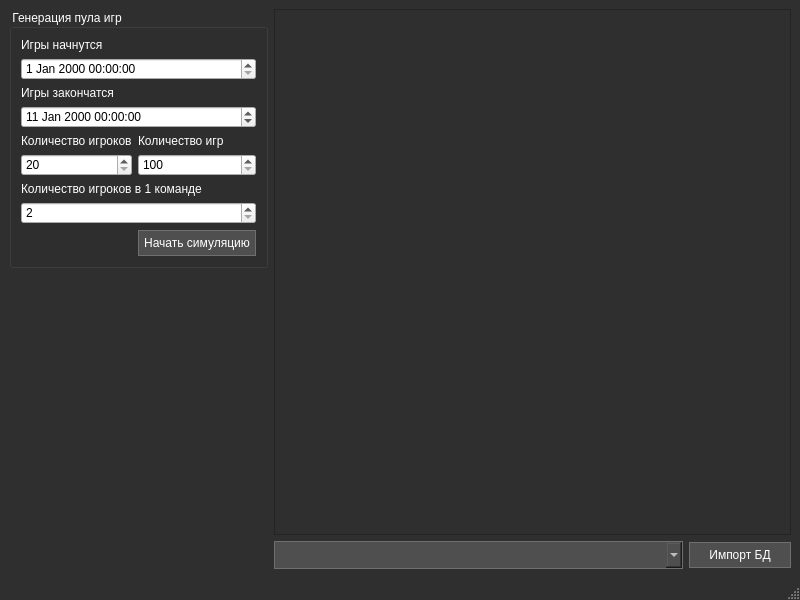
Above: mainwindow.ui from USOGUII/RatingSystemSimulation before the change. Below: the same form after it.
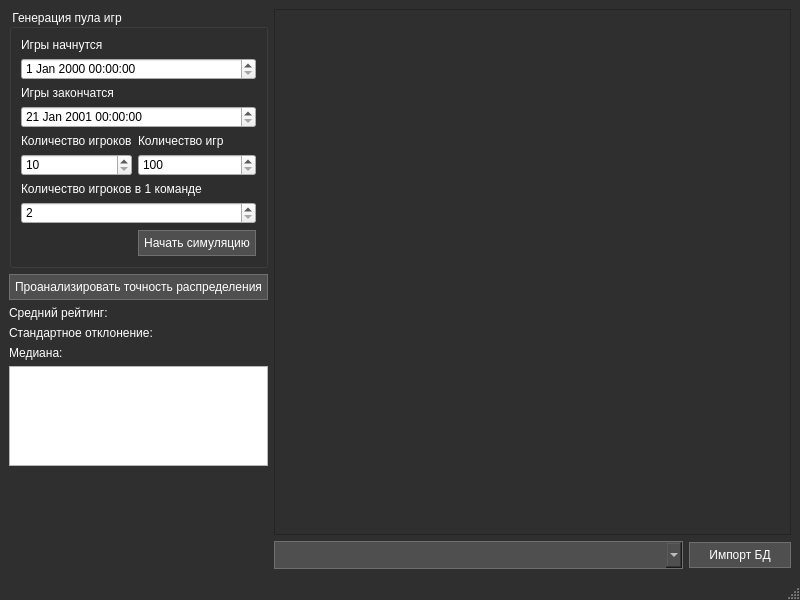
That is the form after the change.

What changed in the file:
```diff
--- a/mainwindow.ui
+++ b/mainwindow.ui
@@ -108,7 +108,7 @@
 }</string>
   </property>
   <widget class="QWidget" name="centralwidget">
-   <layout class="QGridLayout" name="gridLayout_3" rowstretch="20,80" columnstretch="20,80">
+   <layout class="QGridLayout" name="gridLayout_4" columnstretch="20,80">
     <item row="0" column="0">
      <widget class="QGroupBox" name="groupBox">
       <property name="title">
@@ -124,17 +124,17 @@
           <number>100</number>
          </property>
          <property name="maximum">
-          <number>9999</number>
+          <number>99999</number>
          </property>
         </widget>
        </item>
        <item row="5" column="0">
         <widget class="QSpinBox" name="playerCountBox">
          <property name="minimum">
-          <number>20</number>
+          <number>10</number>
          </property>
          <property name="maximum">
-          <number>999</number>
+          <number>9999</number>
          </property>
         </widget>
        </item>
@@ -176,9 +176,19 @@
            <hour>0</hour>
            <minute>0</minute>
            <second>0</second>
-           <year>2000</year>
+           <year>2001</year>
            <month>1</month>
-           <day>11</day>
+           <day>21</day>
+          </datetime>
+         </property>
+         <property name="minimumDateTime">
+          <datetime>
+           <hour>0</hour>
+           <minute>0</minute>
+           <second>0</second>
+           <year>2001</year>
+           <month>1</month>
+           <day>21</day>
           </datetime>
          </property>
         </widget>
@@ -207,7 +217,7 @@
       </layout>
      </widget>
     </item>
-    <item row="0" column="1" rowspan="2">
+    <item row="0" column="1" rowspan="3">
      <layout class="QGridLayout" name="gridLayout_2">
       <item row="0" column="0">
        <widget class="QTableView" name="tableView">
@@ -261,6 +271,51 @@
      </layout>
     </item>
     <item row="1" column="0">
+     <layout class="QGridLayout" name="gridLayout_3">
+      <item row="0" column="0">
+       <widget class="QPushButton" name="analyzeButton">
+        <property name="text">
+         <string>Проанализировать точность распределения</string>
+        </property>
+       </widget>
+      </item>
+      <item row="1" column="0">
+       <widget class="QLabel" name="meanRatingLabel">
+        <property name="text">
+         <string>Средний рейтинг:</string>
+        </property>
+       </widget>
+      </item>
+      <item row="2" column="0">
+       <widget class="QLabel" name="stdDevLabel">
+        <property name="text">
+         <string>Cтандартное отклонение:</string>
+        </property>
+       </widget>
+      </item>
+      <item row="3" column="0">
+       <widget class="QLabel" name="medianRatingLabel">
+        <property name="text">
+         <string>Медиана:</string>
+        </property>
+       </widget>
+      </item>
+      <item row="4" column="0">
+       <widget class="QTextEdit" name="analysisTextEdit">
+        <property name="minimumSize">
+         <size>
+          <width>0</width>
+          <height>100</height>
+         </size>
+        </property>
+        <property name="readOnly">
+         <bool>true</bool>
+        </property>
+       </widget>
+      </item>
+     </layout>
+    </item>
+    <item row="2" column="0">
      <spacer name="verticalSpacer">
       <property name="orientation">
        <enum>Qt::Vertical</enum>
```
